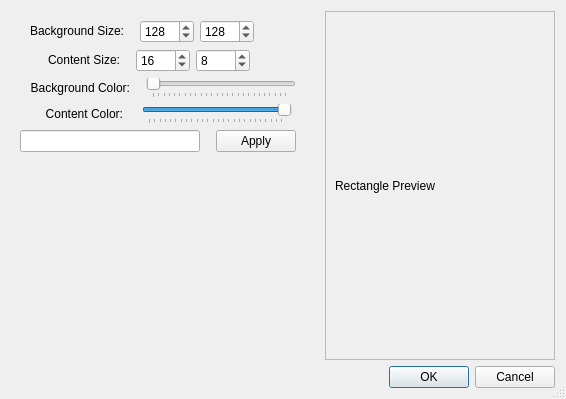
Old version of the form rectdialog.ui in the repository stampho/qt-fourier-demo.
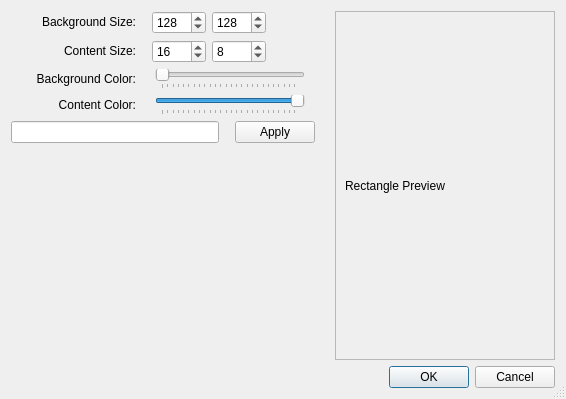
New version of the form.

```diff
--- a/rectdialog.ui
+++ b/rectdialog.ui
@@ -45,11 +45,23 @@
         </property>
         <property name="minimumSize">
          <size>
-          <width>260</width>
+          <width>200</width>
           <height>0</height>
          </size>
         </property>
         <layout class="QVBoxLayout" name="verticalLayout_2">
+         <property name="leftMargin">
+          <number>0</number>
+         </property>
+         <property name="topMargin">
+          <number>0</number>
+         </property>
+         <property name="rightMargin">
+          <number>0</number>
+         </property>
+         <property name="bottomMargin">
+          <number>0</number>
+         </property>
          <item>
           <layout class="QHBoxLayout" name="horizontalLayout_2">
            <item>
@@ -78,7 +90,7 @@
              </property>
              <property name="minimumSize">
               <size>
-               <width>90</width>
+               <width>115</width>
                <height>16</height>
               </size>
              </property>
@@ -145,7 +157,7 @@
              </property>
              <property name="sizeHint" stdset="0">
               <size>
-               <width>40</width>
+               <width>10</width>
                <height>20</height>
               </size>
              </property>
@@ -181,7 +193,7 @@
              </property>
              <property name="minimumSize">
               <size>
-               <width>90</width>
+               <width>115</width>
                <height>0</height>
               </size>
              </property>
@@ -248,7 +260,7 @@
              </property>
              <property name="sizeHint" stdset="0">
               <size>
-               <width>40</width>
+               <width>10</width>
                <height>20</height>
               </size>
              </property>
@@ -284,7 +296,7 @@
              </property>
              <property name="minimumSize">
               <size>
-               <width>90</width>
+               <width>115</width>
                <height>0</height>
               </size>
              </property>
@@ -306,7 +318,7 @@
              </property>
              <property name="sizeHint" stdset="0">
               <size>
-               <width>10</width>
+               <width>13</width>
                <height>20</height>
               </size>
              </property>
@@ -340,6 +352,19 @@
              </property>
             </widget>
            </item>
+           <item>
+            <spacer name="horizontalSpacer_13">
+             <property name="orientation">
+              <enum>Qt::Horizontal</enum>
+             </property>
+             <property name="sizeHint" stdset="0">
+              <size>
+               <width>10</width>
+               <height>20</height>
+              </size>
+             </property>
+            </spacer>
+           </item>
           </layout>
          </item>
          <item>
@@ -370,7 +395,7 @@
              </property>
              <property name="minimumSize">
               <size>
-               <width>90</width>
+               <width>115</width>
                <height>0</height>
               </size>
              </property>
@@ -392,7 +417,7 @@
              </property>
              <property name="sizeHint" stdset="0">
               <size>
-               <width>10</width>
+               <width>13</width>
                <height>20</height>
               </size>
              </property>
@@ -426,6 +451,19 @@
              </property>
             </widget>
            </item>
+           <item>
+            <spacer name="horizontalSpacer_14">
+             <property name="orientation">
+              <enum>Qt::Horizontal</enum>
+             </property>
+             <property name="sizeHint" stdset="0">
+              <size>
+               <width>10</width>
+               <height>20</height>
+              </size>
+             </property>
+            </spacer>
+           </item>
           </layout>
          </item>
          <item>
@@ -512,8 +550,8 @@
           <rect>
            <x>0</x>
            <y>0</y>
-           <width>228</width>
-           <height>350</height>
+           <width>202</width>
+           <height>351</height>
           </rect>
          </property>
          <layout class="QGridLayout" name="gridLayout">
```
